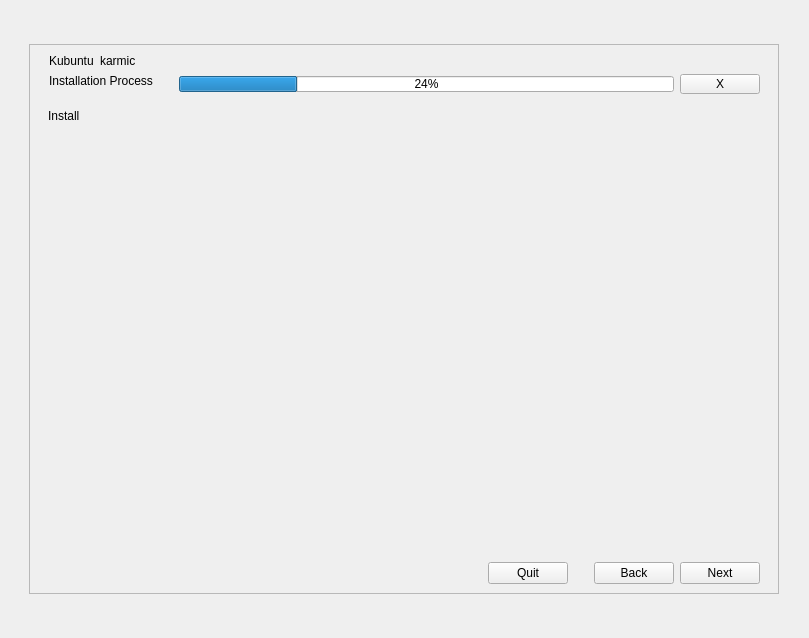
This is gui/qt/app.ui in chenhan1218/ubiquity as Qt 5 draws it before an edit. The edited form follows.
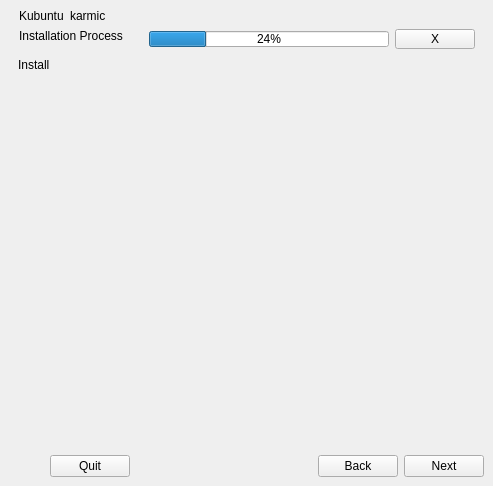
This is the edited form. Custom widgets are drawn as their Qt base class.

Commit message: Resizable window

Patch:
```diff
--- a/gui/qt/app.ui
+++ b/gui/qt/app.ui
@@ -6,8 +6,8 @@
    <rect>
     <x>0</x>
     <y>0</y>
-    <width>809</width>
-    <height>638</height>
+    <width>493</width>
+    <height>486</height>
    </rect>
   </property>
   <property name="windowTitle">
@@ -15,250 +15,9 @@
   </property>
   <widget class="QWidget" name="centralwidget">
    <layout class="QGridLayout" name="gridLayout">
-    <item row="0" column="1">
-     <spacer name="verticalSpacer">
-      <property name="orientation">
-       <enum>Qt::Vertical</enum>
-      </property>
-      <property name="sizeHint" stdset="0">
-       <size>
-        <width>20</width>
-        <height>42</height>
-       </size>
-      </property>
-     </spacer>
-    </item>
-    <item row="1" column="0">
-     <spacer name="horizontalSpacer">
-      <property name="orientation">
-       <enum>Qt::Horizontal</enum>
-      </property>
-      <property name="sizeHint" stdset="0">
-       <size>
-        <width>98</width>
-        <height>20</height>
-       </size>
-      </property>
-     </spacer>
-    </item>
-    <item row="1" column="1">
-     <widget class="QFrame" name="main_frame">
-      <property name="sizePolicy">
-       <sizepolicy hsizetype="Fixed" vsizetype="Fixed">
-        <horstretch>0</horstretch>
-        <verstretch>0</verstretch>
-       </sizepolicy>
-      </property>
-      <property name="minimumSize">
-       <size>
-        <width>750</width>
-        <height>550</height>
-       </size>
-      </property>
-      <property name="maximumSize">
-       <size>
-        <width>750</width>
-        <height>550</height>
-       </size>
-      </property>
-      <property name="frameShape">
-       <enum>QFrame::StyledPanel</enum>
-      </property>
-      <property name="frameShadow">
-       <enum>QFrame::Raised</enum>
-      </property>
-      <layout class="QHBoxLayout" name="horizontalLayout_3">
-       <item>
-        <widget class="QWidget" name="main_widget" native="true">
-         <layout class="QGridLayout" name="gridLayout_4">
-          <property name="horizontalSpacing">
+    <property name="spacing">
            <number>0</number>
           </property>
-          <property name="margin">
-           <number>0</number>
-          </property>
-          <item row="0" column="0" colspan="2">
-           <widget class="QWidget" name="widget_4" native="true">
-            <layout class="QGridLayout" name="gridLayout_5">
-             <property name="leftMargin">
-              <number>1</number>
-             </property>
-             <property name="topMargin">
-              <number>0</number>
-             </property>
-             <property name="rightMargin">
-              <number>0</number>
-             </property>
-             <property name="bottomMargin">
-              <number>0</number>
-             </property>
-             <property name="horizontalSpacing">
-              <number>3</number>
-             </property>
-             <item row="0" column="0">
-              <widget class="QWidget" name="title_widget" native="true">
-               <layout class="QHBoxLayout" name="horizontalLayout_4">
-                <property name="topMargin">
-                 <number>0</number>
-                </property>
-                <property name="bottomMargin">
-                 <number>0</number>
-                </property>
-                <item>
-                 <widget class="QLabel" name="distro_name_label">
-                  <property name="text">
-                   <string>Kubuntu</string>
-                  </property>
-                  <property name="scaledContents">
-                   <bool>false</bool>
-                  </property>
-                  <property name="alignment">
-                   <set>Qt::AlignBottom|Qt::AlignLeading|Qt::AlignLeft</set>
-                  </property>
-                  <property name="indent">
-                   <number>0</number>
-                  </property>
-                 </widget>
-                </item>
-                <item>
-                 <widget class="QLabel" name="distro_release_label">
-                  <property name="text">
-                   <string>karmic</string>
-                  </property>
-                  <property name="alignment">
-                   <set>Qt::AlignBottom|Qt::AlignLeading|Qt::AlignLeft</set>
-                  </property>
-                  <property name="indent">
-                   <number>0</number>
-                  </property>
-                 </widget>
-                </item>
-                <item>
-                 <spacer name="horizontalSpacer_13">
-                  <property name="orientation">
-                   <enum>Qt::Horizontal</enum>
-                  </property>
-                  <property name="sizeHint" stdset="0">
-                   <size>
-                    <width>0</width>
-                    <height>0</height>
-                   </size>
-                  </property>
-                 </spacer>
-                </item>
-                <item>
-                 <widget class="QPushButton" name="minimize_button">
-                  <property name="minimumSize">
-                   <size>
-                    <width>14</width>
-                    <height>14</height>
-                   </size>
-                  </property>
-                  <property name="maximumSize">
-                   <size>
-                    <width>14</width>
-                    <height>14</height>
-                   </size>
-                  </property>
-                  <property name="cursor">
-                   <cursorShape>PointingHandCursor</cursorShape>
-                  </property>
-                  <property name="toolTip">
-                   <string>minimize</string>
-                  </property>
-                  <property name="text">
-                   <string/>
-                  </property>
-                  <property name="flat">
-                   <bool>true</bool>
-                  </property>
-                 </widget>
-                </item>
-               </layout>
-              </widget>
-             </item>
-             <item row="1" column="0">
-              <widget class="QWidget" name="progress_widget" native="true">
-               <layout class="QHBoxLayout" name="horizontalLayout_5">
-                <property name="topMargin">
-                 <number>0</number>
-                </property>
-                <property name="bottomMargin">
-                 <number>0</number>
-                </property>
-                <item>
-                 <widget class="QLabel" name="install_process_label">
-                  <property name="minimumSize">
-                   <size>
-                    <width>0</width>
-                    <height>20</height>
-                   </size>
-                  </property>
-                  <property name="text">
-                   <string>Installation Process</string>
-                  </property>
-                  <property name="alignment">
-                   <set>Qt::AlignLeading|Qt::AlignLeft|Qt::AlignTop</set>
-                  </property>
-                  <property name="indent">
-                   <number>0</number>
-                  </property>
-                 </widget>
-                </item>
-                <item>
-                 <spacer name="horizontalSpacer_3">
-                  <property name="orientation">
-                   <enum>Qt::Horizontal</enum>
-                  </property>
-                  <property name="sizeType">
-                   <enum>QSizePolicy::Maximum</enum>
-                  </property>
-                  <property name="sizeHint" stdset="0">
-                   <size>
-                    <width>20</width>
-                    <height>16</height>
-                   </size>
-                  </property>
-                 </spacer>
-                </item>
-                <item>
-                 <widget class="QProgressBar" name="progressBar">
-                  <property name="maximumSize">
-                   <size>
-                    <width>16777215</width>
-                    <height>16</height>
-                   </size>
-                  </property>
-                  <property name="value">
-                   <number>24</number>
-                  </property>
-                 </widget>
-                </item>
-                <item>
-                 <widget class="QPushButton" name="progressCancel">
-                  <property name="sizePolicy">
-                   <sizepolicy hsizetype="Fixed" vsizetype="Fixed">
-                    <horstretch>0</horstretch>
-                    <verstretch>0</verstretch>
-                   </sizepolicy>
-                  </property>
-                  <property name="maximumSize">
-                   <size>
-                    <width>16777215</width>
-                    <height>20</height>
-                   </size>
-                  </property>
-                  <property name="text">
-                   <string>X</string>
-                  </property>
-                 </widget>
-                </item>
-               </layout>
-              </widget>
-             </item>
-            </layout>
-           </widget>
-          </item>
           <item row="1" column="0">
            <widget class="QWidget" name="steps_widget" native="true">
             <property name="sizePolicy">
@@ -335,25 +94,9 @@
                  <item>
                   <widget class="QWidget" name="navigation" native="true">
                    <layout class="QHBoxLayout" name="horizontalLayout_2">
-                    <property name="topMargin">
+              <property name="margin">
                      <number>0</number>
                     </property>
-                    <property name="bottomMargin">
-                     <number>0</number>
-                    </property>
-                    <item>
-                     <spacer name="horizontalSpacer_5">
-                      <property name="orientation">
-                       <enum>Qt::Horizontal</enum>
-                      </property>
-                      <property name="sizeHint" stdset="0">
-                       <size>
-                        <width>40</width>
-                        <height>20</height>
-                       </size>
-                      </property>
-                     </spacer>
-                    </item>
                     <item>
                      <widget class="QPushButton" name="quit">
                       <property name="text">
@@ -365,16 +108,13 @@
                      </widget>
                     </item>
                     <item>
-                     <spacer name="horizontalSpacer_6">
+               <spacer name="horizontalSpacer_5">
                       <property name="orientation">
                        <enum>Qt::Horizontal</enum>
                       </property>
-                      <property name="sizeType">
-                       <enum>QSizePolicy::Fixed</enum>
-                      </property>
                       <property name="sizeHint" stdset="0">
                        <size>
-                        <width>20</width>
+                  <width>40</width>
                         <height>20</height>
                        </size>
                       </property>
@@ -429,37 +169,159 @@
             </widget>
            </widget>
           </item>
-         </layout>
-        </widget>
-       </item>
-      </layout>
-     </widget>
-    </item>
-    <item row="1" column="2">
-     <spacer name="horizontalSpacer_2">
+    <item row="0" column="0" colspan="2">
+     <widget class="QWidget" name="widget_4" native="true">
+      <layout class="QGridLayout" name="gridLayout_5">
+       <property name="leftMargin">
+        <number>1</number>
+       </property>
+       <property name="topMargin">
+        <number>0</number>
+       </property>
+       <property name="rightMargin">
+        <number>0</number>
+       </property>
+       <property name="bottomMargin">
+        <number>0</number>
+       </property>
+       <property name="horizontalSpacing">
+        <number>3</number>
+       </property>
+       <item row="0" column="0">
+        <widget class="QWidget" name="title_widget" native="true">
+         <layout class="QHBoxLayout" name="horizontalLayout_4">
+          <property name="topMargin">
+           <number>0</number>
+          </property>
+          <property name="bottomMargin">
+           <number>0</number>
+          </property>
+          <item>
+           <widget class="QLabel" name="distro_name_label">
+            <property name="text">
+             <string>Kubuntu</string>
+            </property>
+            <property name="scaledContents">
+             <bool>false</bool>
+            </property>
+            <property name="alignment">
+             <set>Qt::AlignBottom|Qt::AlignLeading|Qt::AlignLeft</set>
+            </property>
+            <property name="indent">
+             <number>0</number>
+            </property>
+           </widget>
+          </item>
+          <item>
+           <widget class="QLabel" name="distro_release_label">
+            <property name="text">
+             <string>karmic</string>
+            </property>
+            <property name="alignment">
+             <set>Qt::AlignBottom|Qt::AlignLeading|Qt::AlignLeft</set>
+            </property>
+            <property name="indent">
+             <number>0</number>
+            </property>
+           </widget>
+          </item>
+          <item>
+           <spacer name="horizontalSpacer_13">
       <property name="orientation">
        <enum>Qt::Horizontal</enum>
       </property>
       <property name="sizeHint" stdset="0">
        <size>
-        <width>98</width>
-        <height>20</height>
+              <width>0</width>
+              <height>0</height>
        </size>
       </property>
      </spacer>
     </item>
-    <item row="2" column="1">
-     <spacer name="verticalSpacer_2">
+         </layout>
+        </widget>
+       </item>
+       <item row="1" column="0">
+        <widget class="QWidget" name="progress_widget" native="true">
+         <layout class="QHBoxLayout" name="horizontalLayout_5">
+          <property name="topMargin">
+           <number>0</number>
+          </property>
+          <property name="bottomMargin">
+           <number>0</number>
+          </property>
+          <item>
+           <widget class="QLabel" name="install_process_label">
+            <property name="minimumSize">
+             <size>
+              <width>0</width>
+              <height>20</height>
+             </size>
+            </property>
+            <property name="text">
+             <string>Installation Process</string>
+            </property>
+            <property name="alignment">
+             <set>Qt::AlignLeading|Qt::AlignLeft|Qt::AlignTop</set>
+            </property>
+            <property name="indent">
+             <number>0</number>
+            </property>
+           </widget>
+          </item>
+          <item>
+           <spacer name="horizontalSpacer_3">
       <property name="orientation">
-       <enum>Qt::Vertical</enum>
+             <enum>Qt::Horizontal</enum>
+            </property>
+            <property name="sizeType">
+             <enum>QSizePolicy::Maximum</enum>
       </property>
       <property name="sizeHint" stdset="0">
        <size>
         <width>20</width>
-        <height>42</height>
+              <height>16</height>
        </size>
       </property>
      </spacer>
+          </item>
+          <item>
+           <widget class="QProgressBar" name="progressBar">
+            <property name="maximumSize">
+             <size>
+              <width>16777215</width>
+              <height>16</height>
+             </size>
+            </property>
+            <property name="value">
+             <number>24</number>
+            </property>
+           </widget>
+          </item>
+          <item>
+           <widget class="QPushButton" name="progressCancel">
+            <property name="sizePolicy">
+             <sizepolicy hsizetype="Fixed" vsizetype="Fixed">
+              <horstretch>0</horstretch>
+              <verstretch>0</verstretch>
+             </sizepolicy>
+            </property>
+            <property name="maximumSize">
+             <size>
+              <width>16777215</width>
+              <height>20</height>
+             </size>
+            </property>
+            <property name="text">
+             <string>X</string>
+            </property>
+           </widget>
+          </item>
+         </layout>
+        </widget>
+       </item>
+      </layout>
+     </widget>
     </item>
    </layout>
   </widget>
```
Lines whose indentation alone changed are shown as unchanged. The commit also changes 3 other files.
